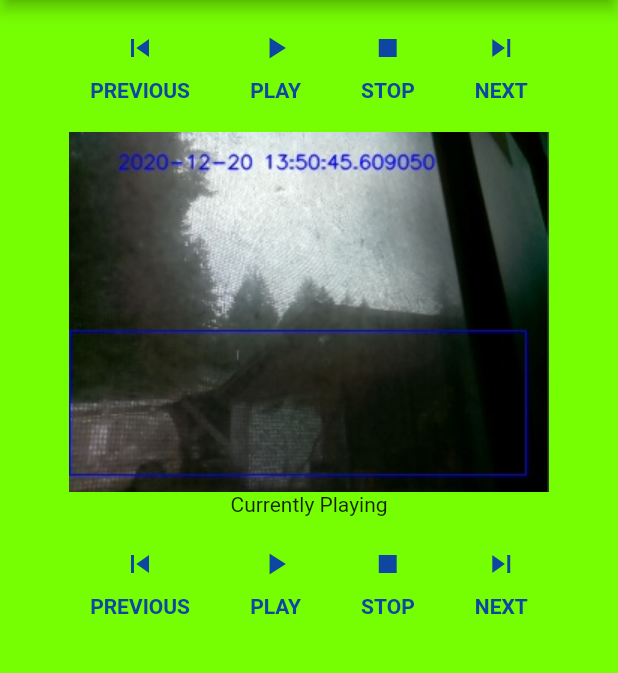
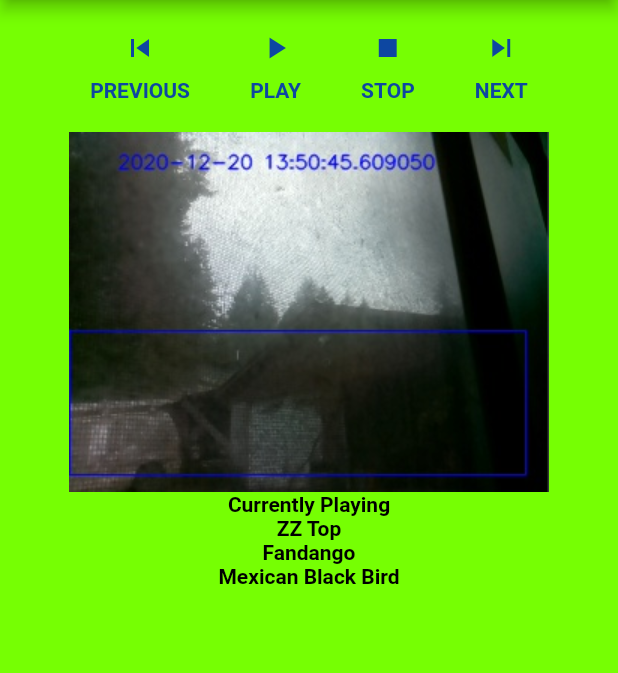
Before and after one commit to cjsmocjsmo/ampflo, a Flutter app: the screen it shows after launch, after a tap on "Enter", on a phone screen of 412 x 824 dp, the part 84-757 px from its top. Run offline on Flutter 3.47's test engine with Material 2 defaults, Android fonts, the light colour scheme and no system bars.

Commit message:
more nav

```diff
--- a/lib/main.dart
+++ b/lib/main.dart
@@ -46,14 +46,12 @@ class IntroScreen extends StatelessWidget {
               padding: const EdgeInsets.all(25.0),
               alignment: Alignment.center,
               child: ElevatedButton(
-                  style: ButtonStyle.styleFrom(
+                  style: ElevatedButton.styleFrom(
                     onPrimary: Colors.white,
                     primary: Colors.lightGreen.shade900,
                     side: BorderSide(color: Colors.black, width: 2),
                     elevation: 20,
                     minimumSize: Size(150, 50)
-                    // backgroundColor: MaterialStateProperty.all<Color>(Colors.lightGreen.shade900),
-
                   ),
                   child: Text(
                     'Enter',
@@ -76,9 +74,6 @@ class IntroScreen extends StatelessWidget {
     );
   }
 }
-
-
-
 
 class HomeScreen extends StatelessWidget {
   @override
@@ -131,17 +126,51 @@ class HomeScreen extends StatelessWidget {
           buttonSection,
           Image.asset('images/two.jpg'),
           Center(
-            child: Text("Currently Playing")
+            child: Column(
+              children: <Widget>[
+                Text(
+                  "Currently Playing",
+                  style: TextStyle(
+                    fontSize: 14,
+                    fontWeight: FontWeight.w600,
+                    color: Colors.black,
+                  ),
+                ),
+                Text(
+                  "ZZ Top",
+                  style: TextStyle(
+                    fontSize: 14,
+                    fontWeight: FontWeight.w600,
+                    color: Colors.black,
+                  ),
+                ),
+                Text(
+                  "Fandango",
+                  style: TextStyle(
+                    fontSize: 14,
+                    fontWeight: FontWeight.w600,
+                    color: Colors.black,
+                  ),
+                ),
+                Text(
+                  "Mexican Black Bird",
+                  style: TextStyle(
+                    fontSize: 14,
+                    fontWeight: FontWeight.w600,
+                    color: Colors.black,
+                  ),
+                ),
+              ]
+
+            )
+
           ),
-          buttonSection,
         ]
       ),
     ));
   }
 }
 
-
-// yes
 Column _buildButtonColumn(IconData icon, String label) {
   return Column(
     mainAxisSize: MainAxisSize.min,
--- a/lib/songs.dart
+++ b/lib/songs.dart
@@ -21,7 +21,7 @@ class SongsScreen extends StatelessWidget {
 }
 
 Widget listViewHomeZ = ListView.builder(
-  itemCount: 6,
+  itemCount: 18,
   itemBuilder: (BuildContext context, int index) {
     return Card(
       color: Colors.amber[400],
```
